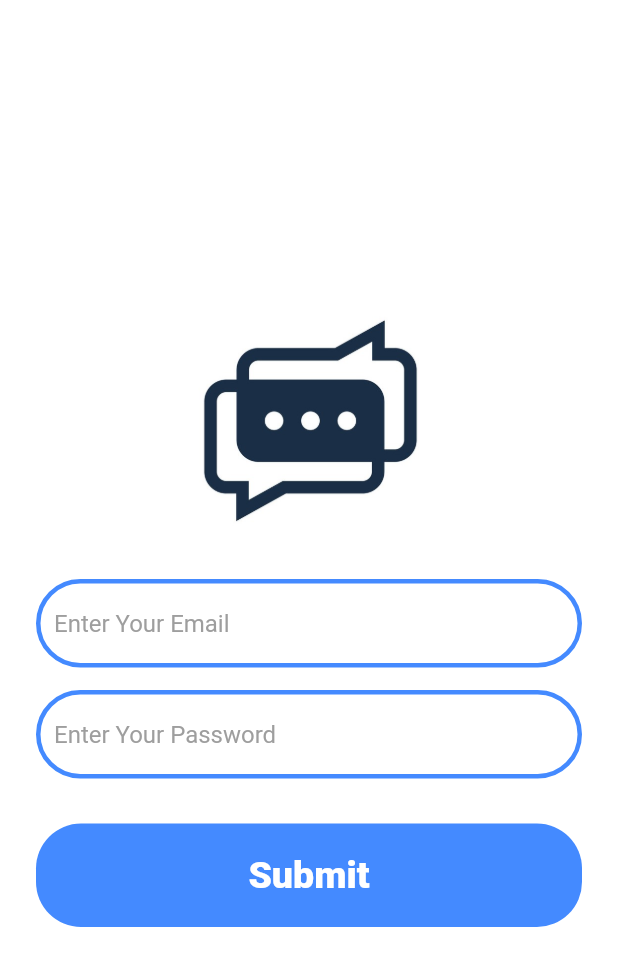
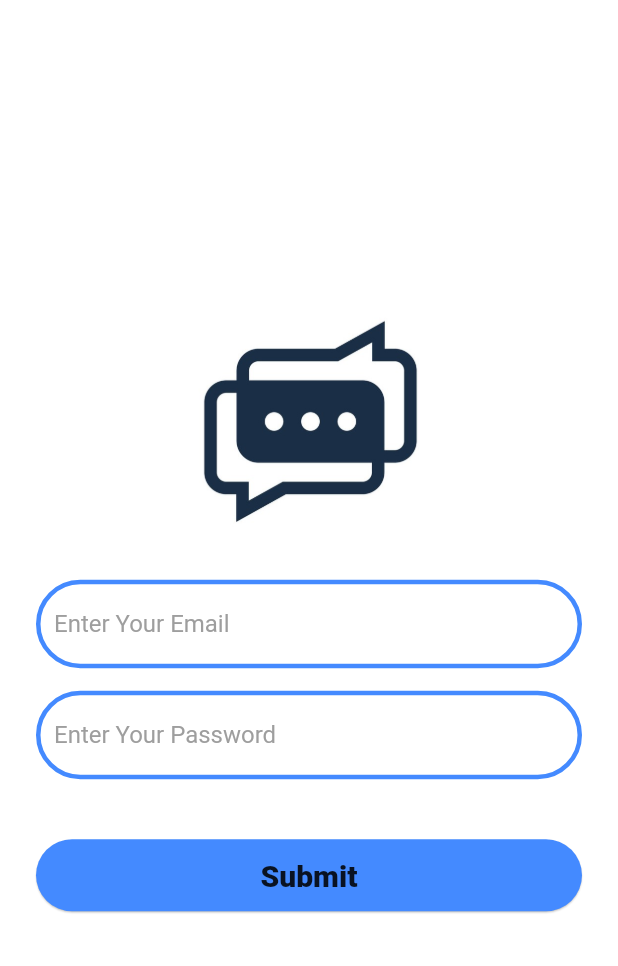
Before and after one commit to anup-paul/flutter_chat_app, a Flutter app: the screen it shows after launch, after a tap on "Registration", on a phone screen of 412 x 824 dp. Shown: the top 966 px of the screen. Run offline on Flutter 3.47's test engine with Material 2 defaults, Android fonts, the phone set to English and light mode, and no system bars; our stand-ins replace animated_text_kit.

Commit message:
code refector

```diff
--- /dev/null
+++ b/lib/components/rounded_button.dart
@@ -0,0 +1,34 @@
+import 'package:flutter/material.dart';
+
+class RoundedButtton extends StatelessWidget {
+  RoundedButtton({this.title, this.buttoncolor, required this.onPresed});
+
+  final String? title;
+  final Color? buttoncolor;
+  final Function()? onPresed;
+
+  @override
+  Widget build(BuildContext context) {
+    return Padding(
+      padding: const EdgeInsets.symmetric(vertical: 10),
+      child: Material(
+        elevation: 0.5,
+        color: buttoncolor,
+        //color: Colors.lightBlueAccent,
+        borderRadius: BorderRadius.circular(30),
+        child: MaterialButton(
+          onPressed: onPresed,
+          // onPressed: () {
+          //   Navigator.pushNamed(context, '/loginScreen');
+          // },
+          height: 42,
+          minWidth: 200,
+          child: Text(
+            title!,
+            style: const TextStyle(fontSize: 20, fontWeight: FontWeight.w900),
+          ),
+        ),
+      ),
+    );
+  }
+}
--- a/lib/main.dart
+++ b/lib/main.dart
@@ -14,11 +14,7 @@ class MyApp extends StatelessWidget {
   Widget build(BuildContext context) {
     return MaterialApp(
       debugShowCheckedModeBanner: false,
-      theme: ThemeData.dark().copyWith(
-        textTheme: const TextTheme(
-          bodyText1: TextStyle(color: Colors.black54),
-        ),
-      ),
+
       //home: const WellcomeScreen(),
       initialRoute: WellcomeScreen.id,
       routes: {
--- a/lib/screens/register_screen.dart
+++ b/lib/screens/register_screen.dart
@@ -1,4 +1,7 @@
 import 'package:flutter/material.dart';
+import 'package:animated_text_kit/animated_text_kit.dart';
+
+import '../components/rounded_button.dart';
 
 class RegisterScreen extends StatefulWidget {
   RegisterScreen({Key? key}) : super(key: key);
@@ -31,6 +34,7 @@ class _RegisterScreenState extends State<RegisterScreen> {
                 height: 30,
               ),
               TextFormField(
+                onChanged: (value){},
                 decoration: const InputDecoration(
                   hintText: "Enter Your Email",
                   hintStyle: TextStyle(color: Colors.grey),
@@ -57,6 +61,7 @@ class _RegisterScreenState extends State<RegisterScreen> {
                 height: 15,
               ),
               TextFormField(
+                onChanged: (value){},
                 decoration: const InputDecoration(
                   hintText: "Enter Your Password",
                   hintStyle: TextStyle(color: Colors.grey),
@@ -82,22 +87,10 @@ class _RegisterScreenState extends State<RegisterScreen> {
               const SizedBox(
                 height: 30,
               ),
-              Material(
-                color: Colors.blueAccent,
-                borderRadius: BorderRadius.circular(30),
-                child: MaterialButton(
-                  onPressed: () {
-                    //Navigator.pushNamed(context, '/registrationScreen');
-                  },
-                  child: const Padding(
-                    padding: EdgeInsets.all(20),
-                    child: Text(
-                      'Submit',
-                      style:
-                          TextStyle(fontSize: 25, fontWeight: FontWeight.w900),
-                    ),
-                  ),
-                ),
+              RoundedButtton(
+                onPresed: () {},
+                title: "Submit",
+                buttoncolor: Colors.blueAccent,
               ),
             ],
           ),
--- a/lib/screens/wellcome_screen.dart
+++ b/lib/screens/wellcome_screen.dart
@@ -1,5 +1,8 @@
 import 'package:chat_app/screens/login_screen.dart';
 import 'package:flutter/material.dart';
+import 'package:animated_text_kit/animated_text_kit.dart';
+
+import '../components/rounded_button.dart';
 
 class WellcomeScreen extends StatefulWidget {
   const WellcomeScreen({Key? key}) : super(key: key);
@@ -67,50 +70,34 @@ class _WellcomeScreenState extends State<WellcomeScreen>
                     child: Container(
                       child: Image.asset('assets/images/chat_logo.jpg'),
                       //height: controller.value,
-                      height: (animation.value) * 100,
+                      height: (animation.value) * 80,
                     ),
                   ),
-                  const Text(
+                  const FittedBox(
+                    child: Text(
                       'We Chat',
                       style: TextStyle(
-                      fontSize: 60.0,
+                        fontSize: 50.0,
                         fontWeight: FontWeight.w900,
                         color: Colors.blueAccent,
                       ),
                     ),
+                  ),
                 ],
               ),
-              Padding(
-                padding: const EdgeInsets.symmetric(vertical: 20),
-                child: Material(
-                  color: Colors.lightBlueAccent,
-                  borderRadius: BorderRadius.circular(30),
-                  child: MaterialButton(
-                    onPressed: () {
+              RoundedButtton(
+                buttoncolor: Colors.lightBlueAccent,
+                title: "Log In",
+                onPresed: () {
                   Navigator.pushNamed(context, '/loginScreen');
                 },
-                    height: 42,
-                    minWidth: 200,
-                    child: const Text(
-                      "Login",
-                      style:
-                          TextStyle(fontSize: 20, fontWeight: FontWeight.w900),
               ),
-                  ),
-                ),
-              ),
-              Material(
-                color: Colors.blueAccent,
-                borderRadius: BorderRadius.circular(30),
-                child: MaterialButton(
-                  onPressed: () {
+              RoundedButtton(
+                buttoncolor: Colors.blueAccent,
+                title: "Registration",
+                onPresed: () {
                   Navigator.pushNamed(context, '/registrationScreen');
                 },
-                  child: const Text(
-                    'Registration',
-                    style: TextStyle(fontSize: 20, fontWeight: FontWeight.w900),
-                  ),
-                ),
               ),
             ],
           ),
--- a/pubspec.yaml
+++ b/pubspec.yaml
@@ -17,6 +17,7 @@ dependencies:
 
 
   cupertino_icons: ^1.0.2
+  animated_text_kit: ^4.2.1
 
 dev_dependencies:
   flutter_test:
```
Also changed, not shown: lib/constants.dart (added, +23 -0 lines), lib/screens/login_screen.dart (+11 -60 lines), pubspec.lock. Lines whose indentation alone changed are shown as unchanged.
